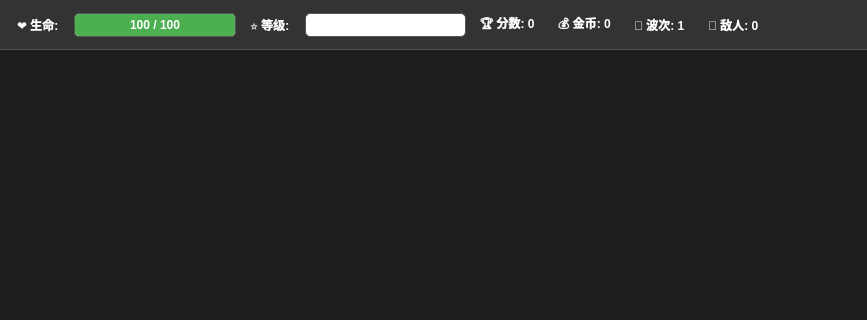
This is gamewidget.ui in Microindole/Qt-Brotato as Qt 5 draws it before an edit; both pictures show x 0 to 867 and y 0 to 320 of the 1000 by 700 pixel window. The edited form follows.
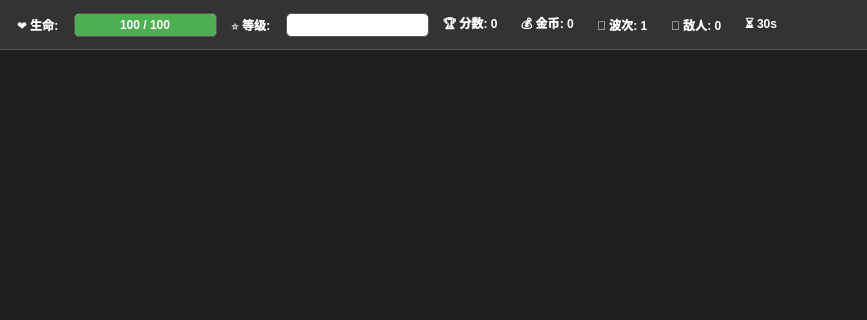
This is the edited form.

The edit to the form file:
```diff
--- a/gamewidget.ui
+++ b/gamewidget.ui
@@ -144,6 +144,13 @@
         </property>
        </widget>
       </item>
+      <item>
+       <widget class="QLabel" name="waveTimerLabel">
+        <property name="text">
+         <string>⏳ 30s</string>
+        </property>
+       </widget>
+      </item>
       <item>
        <spacer name="horizontalSpacer">
         <property name="orientation">
```
